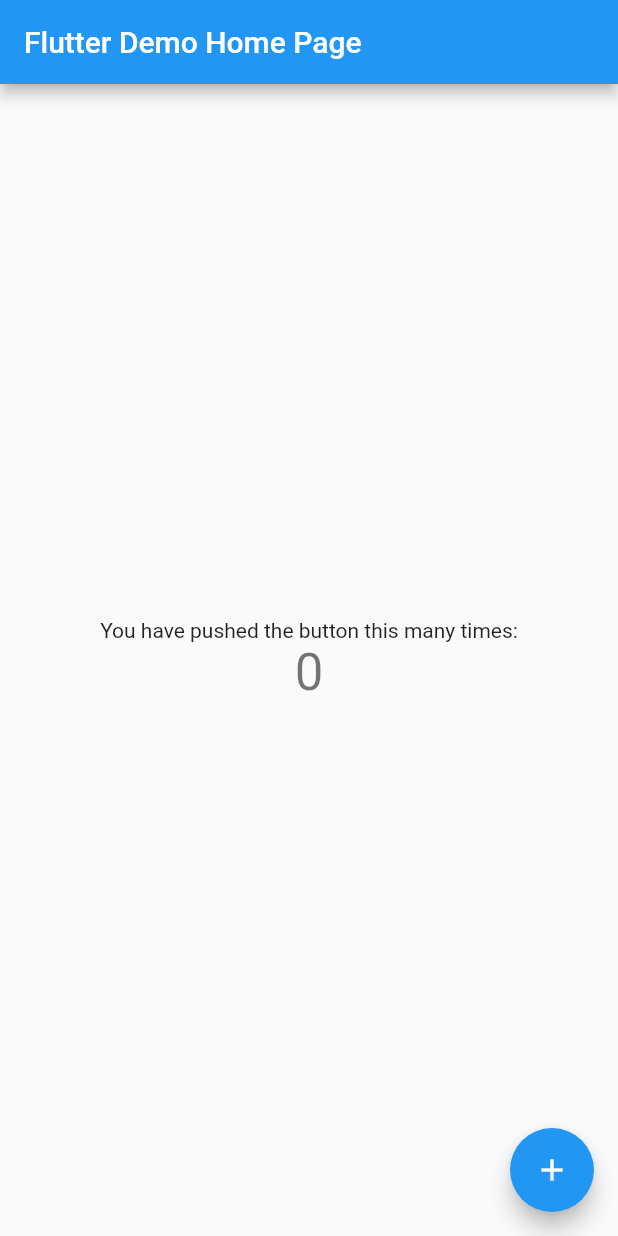
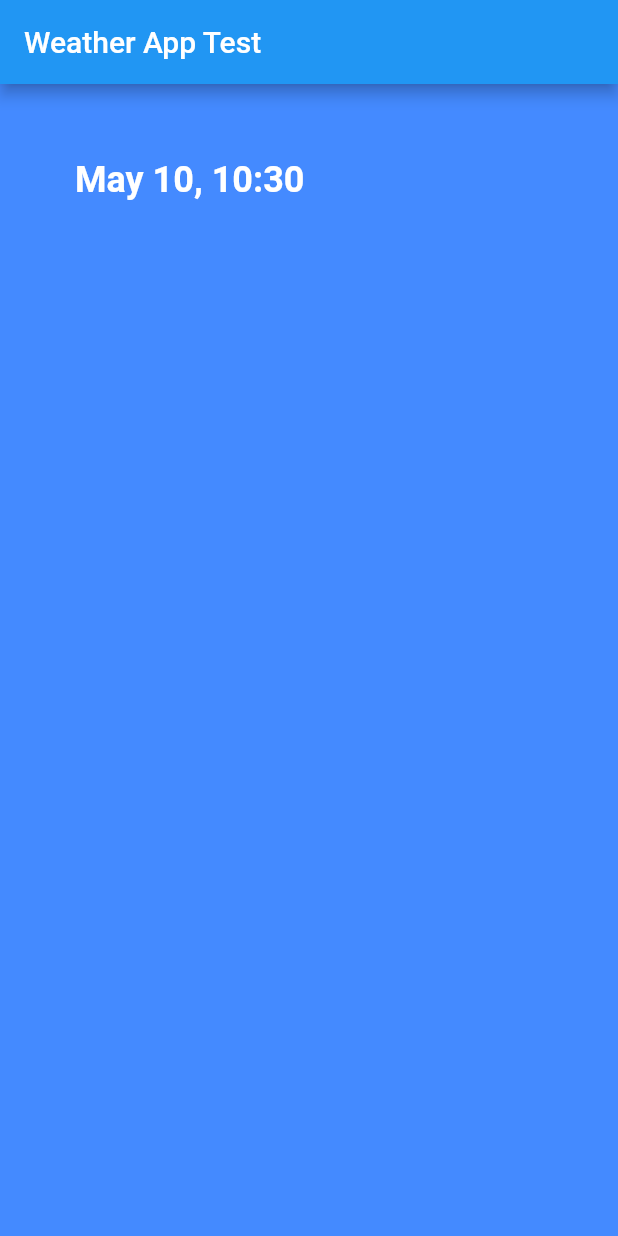
Before and after one commit to Shaheduzzaman67/weather_app, a Flutter app: the screen it shows after launch, on a phone screen of 412 x 824 dp. Run offline on Flutter 3.47's test engine with Material 2 defaults, Android fonts, the phone set to English and light mode, and no system bars.

Commit message:
Time added

```diff
--- a/lib/main.dart
+++ b/lib/main.dart
@@ -1,4 +1,6 @@
 import 'package:flutter/material.dart';
+import 'package:weather_app/ui/MyHomePage.dart';
+
 
 void main() {
   runApp(MyApp());
@@ -11,107 +13,12 @@ class MyApp extends StatelessWidget {
     return MaterialApp(
       title: 'Flutter Demo',
       theme: ThemeData(
-        // This is the theme of your application.
-        //
-        // Try running your application with "flutter run". You'll see the
-        // application has a blue toolbar. Then, without quitting the app, try
-        // changing the primarySwatch below to Colors.green and then invoke
-        // "hot reload" (press "r" in the console where you ran "flutter run",
-        // or simply save your changes to "hot reload" in a Flutter IDE).
-        // Notice that the counter didn't reset back to zero; the application
-        // is not restarted.
+
         primarySwatch: Colors.blue,
-        // This makes the visual density adapt to the platform that you run
-        // the app on. For desktop platforms, the controls will be smaller and
-        // closer together (more dense) than on mobile platforms.
+
         visualDensity: VisualDensity.adaptivePlatformDensity,
       ),
-      home: MyHomePage(title: 'Flutter Demo Home Page'),
+      home: MyHomePage(title: 'Weather App Test'),
     );
   }
 }
-
-class MyHomePage extends StatefulWidget {
-  MyHomePage({Key key, this.title}) : super(key: key);
-
-  // This widget is the home page of your application. It is stateful, meaning
-  // that it has a State object (defined below) that contains fields that affect
-  // how it looks.
-
-  // This class is the configuration for the state. It holds the values (in this
-  // case the title) provided by the parent (in this case the App widget) and
-  // used by the build method of the State. Fields in a Widget subclass are
-  // always marked "final".
-
-  final String title;
-
-  @override
-  _MyHomePageState createState() => _MyHomePageState();
-}
-
-class _MyHomePageState extends State<MyHomePage> {
-  int _counter = 0;
-
-  void _incrementCounter() {
-    setState(() {
-      // This call to setState tells the Flutter framework that something has
-      // changed in this State, which causes it to rerun the build method below
-      // so that the display can reflect the updated values. If we changed
-      // _counter without calling setState(), then the build method would not be
-      // called again, and so nothing would appear to happen.
-      _counter++;
-    });
-  }
-
-  @override
-  Widget build(BuildContext context) {
-    // This method is rerun every time setState is called, for instance as done
-    // by the _incrementCounter method above.
-    //
-    // The Flutter framework has been optimized to make rerunning build methods
-    // fast, so that you can just rebuild anything that needs updating rather
-    // than having to individually change instances of widgets.
-    return Scaffold(
-      appBar: AppBar(
-        // Here we take the value from the MyHomePage object that was created by
-        // the App.build method, and use it to set our appbar title.
-        title: Text(widget.title),
-      ),
-      body: Center(
-        // Center is a layout widget. It takes a single child and positions it
-        // in the middle of the parent.
-        child: Column(
-          // Column is also a layout widget. It takes a list of children and
-          // arranges them vertically. By default, it sizes itself to fit its
-          // children horizontally, and tries to be as tall as its parent.
-          //
-          // Invoke "debug painting" (press "p" in the console, choose the
-          // "Toggle Debug Paint" action from the Flutter Inspector in Android
-          // Studio, or the "Toggle Debug Paint" command in Visual Studio Code)
-          // to see the wireframe for each widget.
-          //
-          // Column has various properties to control how it sizes itself and
-          // how it positions its children. Here we use mainAxisAlignment to
-          // center the children vertically; the main axis here is the vertical
-          // axis because Columns are vertical (the cross axis would be
-          // horizontal).
-          mainAxisAlignment: MainAxisAlignment.center,
-          children: <Widget>[
-            Text(
-              'You have pushed the button this many times:',
-            ),
-            Text(
-              '$_counter',
-              style: Theme.of(context).textTheme.headline4,
-            ),
-          ],
-        ),
-      ),
-      floatingActionButton: FloatingActionButton(
-        onPressed: _incrementCounter,
-        tooltip: 'Increment',
-        child: Icon(Icons.add),
-      ), // This trailing comma makes auto-formatting nicer for build methods.
-    );
-  }
-}
--- /dev/null
+++ b/lib/ui/MyHomePage.dart
@@ -0,0 +1,29 @@
+import 'package:flutter/material.dart';
+import 'package:weather_app/ui/Weather.dart';
+
+
+class MyHomePage extends StatefulWidget {
+  MyHomePage({Key key, this.title}) : super(key: key);
+
+  final String title;
+
+  @override
+  _MyHomePageState createState() => _MyHomePageState();
+}
+
+class _MyHomePageState extends State<MyHomePage> {
+
+  @override
+  Widget build(BuildContext context) {
+
+    return Scaffold(
+      appBar: AppBar(
+
+        title: Text(widget.title),
+      ),
+      body: Weather(),
+      backgroundColor: Colors.blueAccent,
+
+    );
+  }
+}
--- /dev/null
+++ b/lib/ui/Weather.dart
@@ -0,0 +1,28 @@
+import 'package:flutter/material.dart';
+import 'package:intl/intl.dart';
+
+
+class Weather extends StatelessWidget {
+  Widget date = Container(
+    child: Text(
+      DateFormat("MMMM d, H:m").format(DateTime.now()),
+      style: TextStyle(
+        fontWeight: FontWeight.bold,
+        fontSize: 24.0,
+        color: Colors.white
+      ),
+
+    ),
+  );
+  Widget build(BuildContext context) {
+    return Container(
+     padding: const EdgeInsets.all(50.0),
+     child: Column(
+       crossAxisAlignment: CrossAxisAlignment.start,
+       children: <Widget>[
+         date
+       ],
+     ),
+    );
+  }
+}
--- a/pubspec.yaml
+++ b/pubspec.yaml
@@ -28,6 +28,7 @@ dependencies:
   # The following adds the Cupertino Icons font to your application.
   # Use with the CupertinoIcons class for iOS style icons.
   cupertino_icons: ^0.1.3
+  intl: ^0.16.1
 
 dev_dependencies:
   flutter_test:
@@ -45,7 +46,8 @@ flutter:
   uses-material-design: true
 
   # To add assets to your application, add an assets section, like this:
-  # assets:
+  assets:
+    - assets/img/
   #   - images/a_dot_burr.jpeg
   #   - images/a_dot_ham.jpeg
 
```
Also changed, not shown: assets/img/cloudy.png (added), pubspec.lock, 1 other file.
